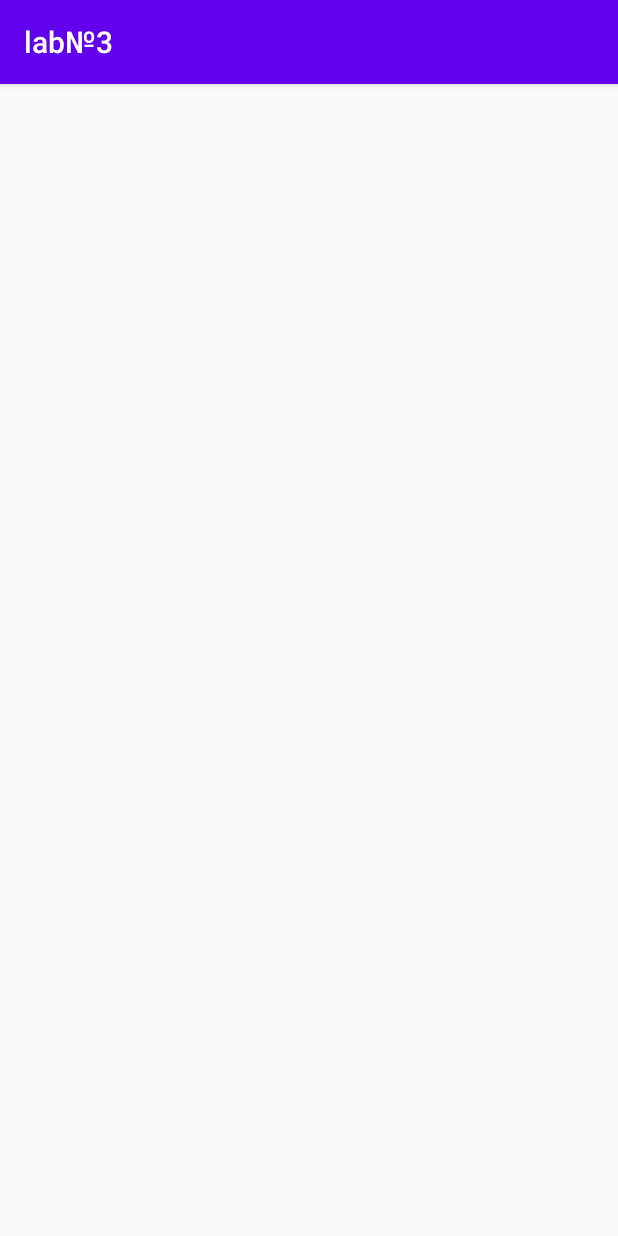
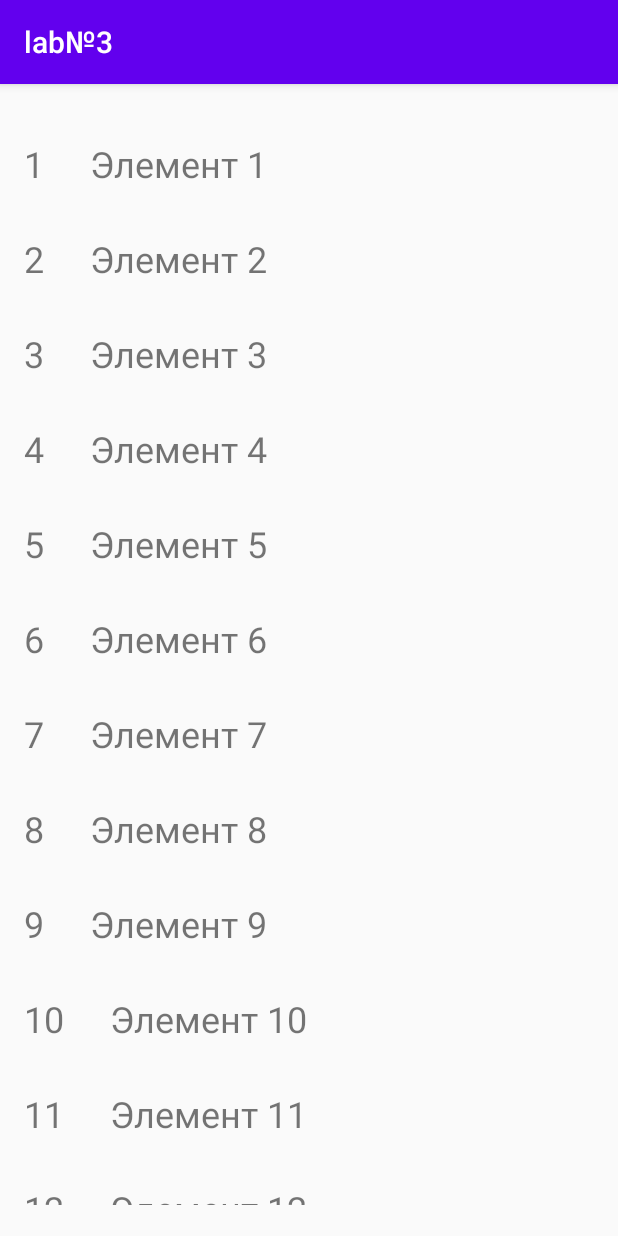
Before and after one commit to whyusoserious/mobil_lab_3, an Android app: the screen it shows after launch (MainActivity), on a phone screen of 412 x 824 dp. Run offline under Robolectric (Android 15) with nearby library versions, the phone set to English and light mode, and no system bars.

Commit message:
7. Добавление RViewAdapter, DetailActivity - детальное отображение. Добавление его в AndroidManifest.xml. Добавление методов в MainActivity

```diff
--- a/app/src/main/AndroidManifest.xml
+++ b/app/src/main/AndroidManifest.xml
@@ -9,6 +9,7 @@
             android:roundIcon="@mipmap/ic_launcher_round"
             android:supportsRtl="true"
             android:theme="@style/AppTheme">
+        <activity android:name=".DetailActivity" />
         <activity android:name=".MainActivity">
             <intent-filter>
                 <action android:name="android.intent.action.MAIN"/>
--- a/app/src/main/java/com/example/lab3/DummyContent.java
+++ b/app/src/main/java/com/example/lab3/DummyContent.java
@@ -8,11 +8,11 @@ public class DummyContent {
 
     static {
         // Добавление элементов в список.
-        for (int k = 1; k <= COUNT; k++) {
-            StringBuilder builder = new StringBuilder();
-            builder.append("Информация об элементе:   ").append(k);
-            for (int j = 0; j < k; j++) { builder.append("\n Детальная информация. "); }
-            ITEMS.add(new DummyItem(String.valueOf(k), "Элемент " + k, builder.toString()));
+        for (int k = 0; k < COUNT; k++) {
+            String[] builder = new String[COUNT];
+            builder[0]="Информация об элементе:  " +(k+1);
+            for (int j = 1; j <COUNT; j++) { builder[j]="Детальная информация. "; }
+            ITEMS.add(new DummyItem(String.valueOf(k+1), "Элемент " + (k+1), builder));
         }
     }
 
@@ -20,9 +20,9 @@ public class DummyContent {
     public static class DummyItem {
         public final String id;
         public final String content;
-        public final String details;
+        public final String[] details;
 
-        public DummyItem(String id, String content, String details) {
+        public DummyItem(String id, String content, String[] details) {
             this.id = id;
             this.content = content;
             this.details = details;
--- a/app/src/main/java/com/example/lab3/MainActivity.java
+++ b/app/src/main/java/com/example/lab3/MainActivity.java
@@ -2,12 +2,20 @@ package com.example.lab3;
 
 import androidx.appcompat.app.AppCompatActivity;
 import android.os.Bundle;
+import androidx.recyclerview.widget.LinearLayoutManager;
+import androidx.recyclerview.widget.RecyclerView;
 
 public class MainActivity extends AppCompatActivity {
 
+    private DummyContent content = new DummyContent();
+    private RViewAdapter rViewAdapter = new RViewAdapter(this, content.ITEMS);
     @Override
     protected void onCreate(Bundle savedInstanceState) {
         super.onCreate(savedInstanceState);
         setContentView(R.layout.activity_main);
+
+        RecyclerView rView = findViewById(R.id.list);
+        rView.setLayoutManager(new LinearLayoutManager(this));
+        rView.setAdapter(rViewAdapter);
     }
 }
--- /dev/null
+++ b/app/src/main/java/com/example/lab3/RViewAdapter.java
@@ -0,0 +1,60 @@
+package com.example.lab3;
+
+import android.content.Context;
+import android.content.Intent;
+import android.view.LayoutInflater;
+import android.view.View;
+import android.view.ViewGroup;
+import android.widget.TextView;
+
+import androidx.recyclerview.widget.RecyclerView;
+
+import java.util.List;
+
+public class RViewAdapter extends RecyclerView.Adapter<RViewAdapter.ViewHolder> {
+    private final MainActivity mainActivity;
+    private final List<DummyContent.DummyItem> values;
+
+    RViewAdapter(MainActivity parent, List<DummyContent.DummyItem> items) {
+        mainActivity = parent;
+        values = items;
+    }
+    @Override
+    public ViewHolder onCreateViewHolder(ViewGroup parent, int viewType) {
+        View view = LayoutInflater.from(parent.getContext())
+                .inflate(R.layout.item, parent, false);
+        return new ViewHolder(view);
+    }
+    @Override
+    public void onBindViewHolder(final ViewHolder holder, int position) {
+        holder.idView.setText(values.get(position).id);
+        holder.contentView.setText(values.get(position).content);
+        holder.itemView.setTag(values.get(position));
+        holder.itemView.setOnClickListener(onClickListener);
+    }
+    @Override
+    public int getItemCount() { return values.size(); }
+
+    class ViewHolder extends RecyclerView.ViewHolder {
+        final TextView idView;
+        final TextView contentView;
+
+        ViewHolder(View view) {
+            super(view);
+            idView = view.findViewById(R.id.id_text);
+            contentView = view.findViewById(R.id.content);
+        }
+    }
+
+    final private View.OnClickListener onClickListener = new View.OnClickListener() {
+        @Override
+        public void onClick(View view) {
+            DummyContent.DummyItem item = (DummyContent.DummyItem) view.getTag();
+            Context context = view.getContext();
+            Intent intent = new Intent(context, DetailActivity.class);
+            //intent.putExtra("ARG_ITEM_ID", item.id);
+            intent.putExtra("ARG_ITEM_DETAILS", item.details);
+            context.startActivity(intent);
+        }
+    };
+}
```
Also changed, not shown: app/src/main/java/com/example/lab3/DetailActivity.java (added, +22 -0 lines).
